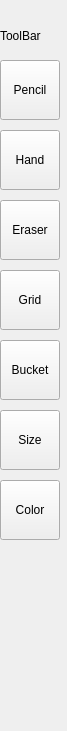
First picture: the form in toolbar.ui, repository BrandonWortmann/SpriteEditor, before the edit.
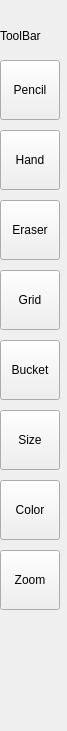
Second picture: the form after the edit.

Commit message: added tools and toggles for grid and zoom

```diff
--- a/toolbar.ui
+++ b/toolbar.ui
@@ -117,6 +117,19 @@
     <string>ToolBar</string>
    </property>
   </widget>
+  <widget class="QPushButton" name="zoomBtn">
+   <property name="geometry">
+    <rect>
+     <x>0</x>
+     <y>550</y>
+     <width>60</width>
+     <height>60</height>
+    </rect>
+   </property>
+   <property name="text">
+    <string>Zoom</string>
+   </property>
+  </widget>
  </widget>
  <resources/>
  <connections/>
```
The commit also changes 4 other files.
